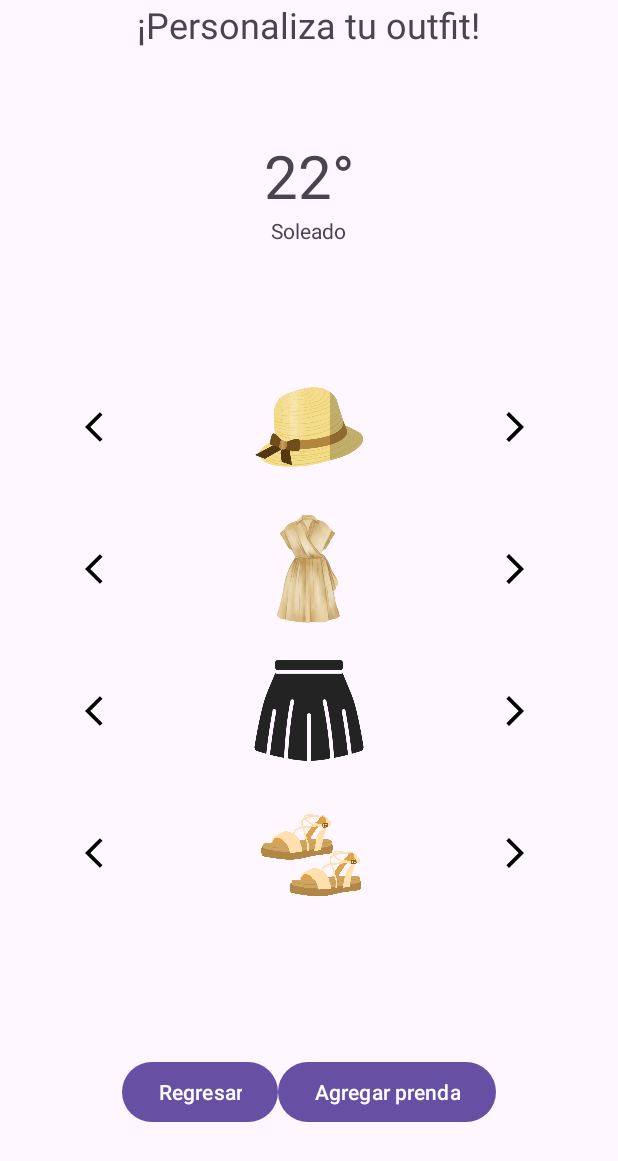
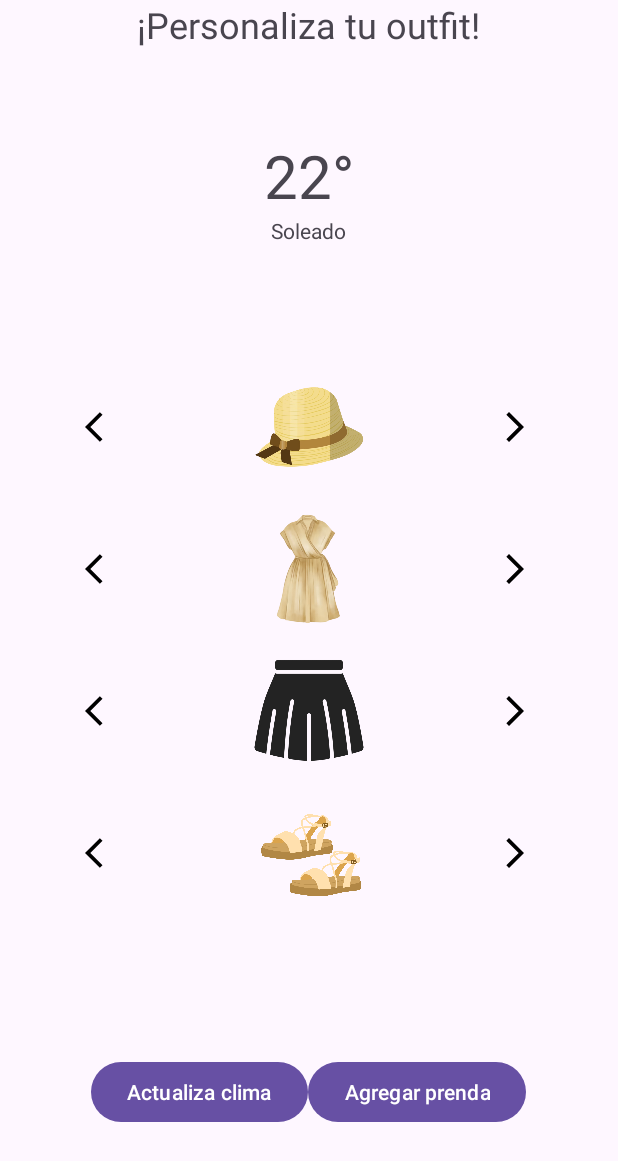
Before and after one commit to xEriis/Tarea2PDDM, an Android app: the PantallaDos screen opened directly, with no data from a screen before it, on a phone screen of 412 x 824 dp. Shown: the top 1161 px of the screen. Run offline under Robolectric (Android 15) with nearby library versions, the phone set to English and light mode, and no system bars.

Commit message:
Llamada a la API de clima

```diff
--- a/app/src/main/AndroidManifest.xml
+++ b/app/src/main/AndroidManifest.xml
@@ -1,6 +1,8 @@
 <?xml version="1.0" encoding="utf-8"?>
 <manifest xmlns:android="http://schemas.android.com/apk/res/android"
     xmlns:tools="http://schemas.android.com/tools">
+
+    <uses-permission android:name="android.permission.INTERNET" />
 
     <application
         android:allowBackup="true"
--- a/app/src/main/res/layout/activity_pantalla_dos.xml
+++ b/app/src/main/res/layout/activity_pantalla_dos.xml
@@ -32,12 +32,14 @@
             android:orientation="vertical">
 
             <TextView
+                android:id="@+id/temperaturaClima"
                 android:layout_width="wrap_content"
                 android:layout_height="wrap_content"
                 android:text="@string/Temperatura"
                 android:textSize="40sp" />
 
             <TextView
+                android:id="@+id/descripcionclima"
                 android:layout_width="wrap_content"
                 android:layout_height="wrap_content"
                 android:text="@string/Clima"/>
@@ -182,10 +184,10 @@
             android:gravity="center"
             android:orientation="horizontal">
             <Button
-                android:id="@+id/botonRegresoV2"
+                android:id="@+id/actualizaClima"
                 android:layout_width="wrap_content"
                 android:layout_height="wrap_content"
-                android:text="@string/Regreso"/>
+                android:text="@string/Actualiza"/>
             <Button
                 android:id="@+id/botonAgregaV2"
                 android:layout_width="wrap_content"
--- a/app/src/main/res/values/strings.xml
+++ b/app/src/main/res/values/strings.xml
@@ -10,6 +10,7 @@
     <string name="Temperatura">22°</string>
     <string name="Clima">Soleado</string>
     <string name="Regreso">Regresar</string>
+    <string name="Actualiza">Actualiza clima</string>
     <string name="Bienvenida_vista_uno">Agrega una prenda para tus outfits</string>
     <string name="Login">¡Inicia sesión para guardar tus outfits y agregar prendas!</string>
     <string name="Bienvenida">Es un gusto tenerte de vuelta</string>
```
Also changed, not shown: app/src/main/java/com/erynlexa/tarea2/PantallaDos.kt (+55 -0 lines).
